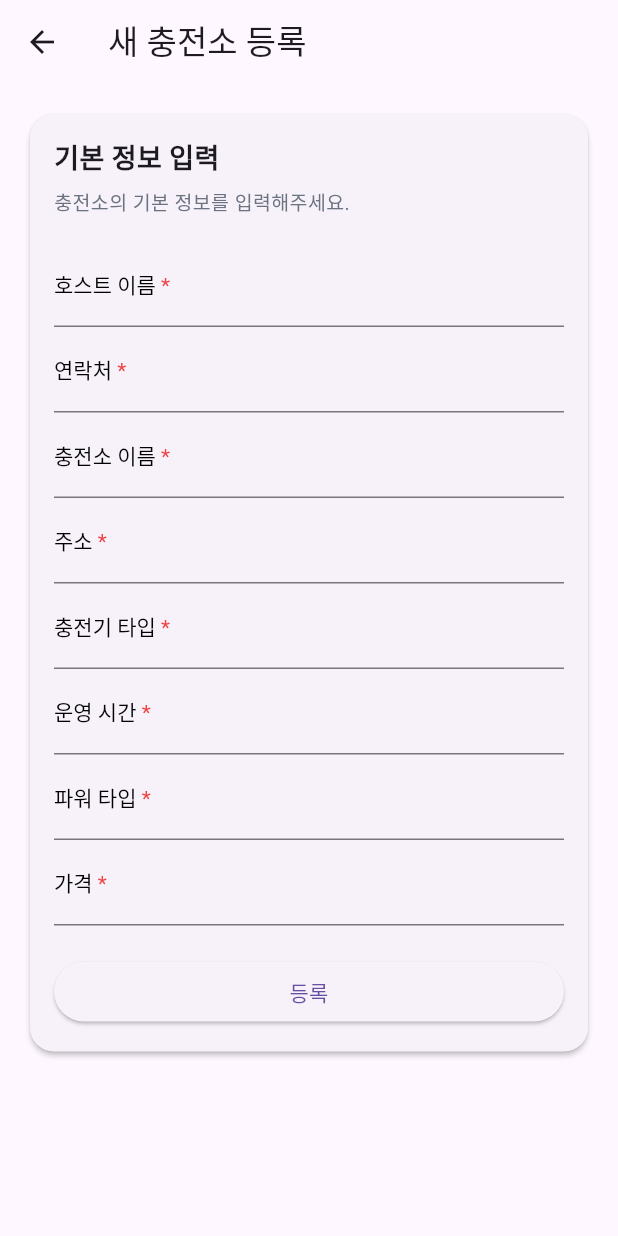
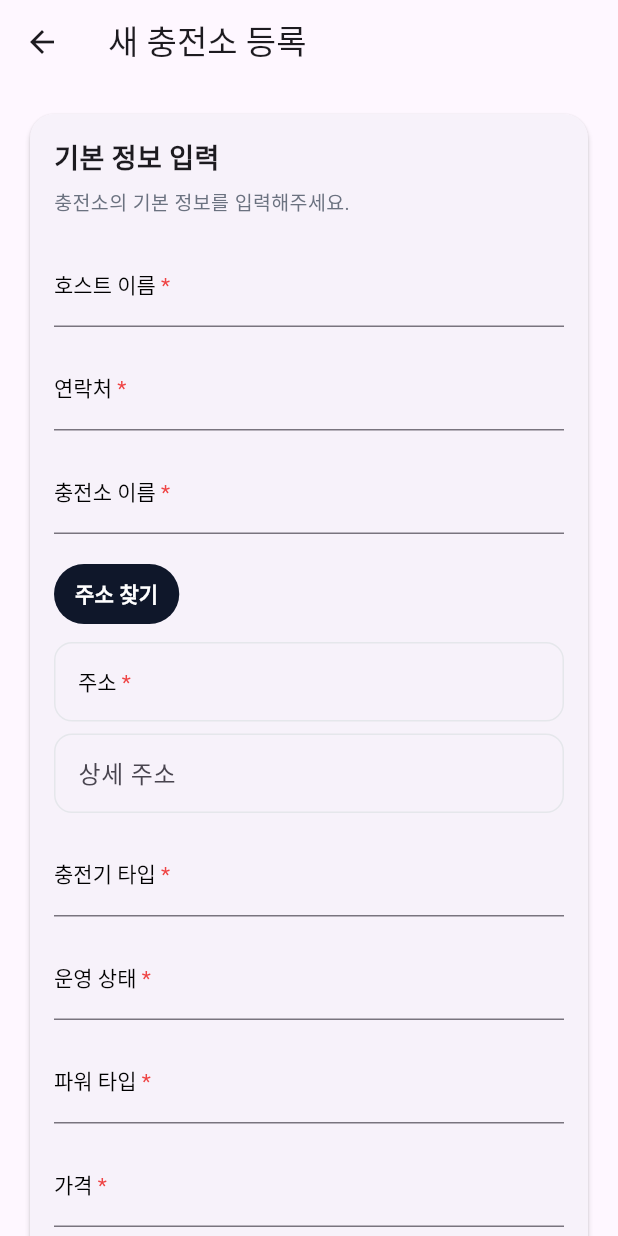
Before and after one commit to EVFinder/EVFinder_Front, a Flutter app: the RegisterChargeView screen opened by its route, on a phone screen of 412 x 824 dp. Run offline on Flutter 3.47's test engine with Material 3 defaults, Android fonts, the phone set to English and light mode, and no system bars; our stand-ins replace firebase_auth, firebase_core, geolocator, get, google_sign_in and 2 more; missing offline and left inert: dart:ffi, flutter_naver_map, flutter_sliding_box, kpostal; accounts and stored records are empty; network calls fail; Roboto replaces fonts that are missing (neo).

Commit message:
충전기 등록

```diff
--- a/lib/Controller/addCharge_controller.dart
+++ b/lib/Controller/addCharge_controller.dart
@@ -1,9 +1,34 @@
 import 'package:get/get.dart';
 import 'package:flutter/material.dart';
+import 'package:shared_preferences/shared_preferences.dart';
 
 class AddChargeController extends GetxController {
+  final hostchargeStation = <Map<String, dynamic>>[.obs;
+  RxBool isLoading = false.obs;
+  final uid = ''.obs;
+
+  @override
+  void onInit() {
+    super.onInit();
+    _loadUidAndCahrge();
+  }
+
+  Future<void> _loadUidAndCahrge() async {
+    final prefs = await SharedPreferences.getInstance();
+    uid.value = prefs.getString('uid') ?? '';
+    await loadHostCharge();
+  }
+
  @override
  void dispose() {
    super.dispose();
  }
+
+ Future<void> loadHostCharge() async {
+    isLoading.value = true;
+
+    try {
+      final ra
+    }
+ }
 }
--- a/lib/View/register_charge_view.dart
+++ b/lib/View/register_charge_view.dart
@@ -1,7 +1,7 @@
-import 'package:evfinder_front/Controller/register_charge_controller.dart';
 import 'package:flutter/material.dart';
 import 'package:get/get.dart';
 import '../Controller/register_charge_controller.dart';
+import 'package:kpostal/kpostal.dart';
 
 class RegisterChargeView extends GetView<RegisterChargeController> {
   const RegisterChargeView({super.key});
@@ -40,10 +40,11 @@ class RegisterChargeView extends GetView<RegisterChargeController> {
 
                     // 호스트 이름
                     TextFormField(
+                      controller: controller.hostnameController,
                       decoration: InputDecoration(
                         label: RichText(
                           text: const TextSpan(
-                            style: TextStyle(color: Colors.black), // 기본 라벨 스타일
+                            style: TextStyle(color: Colors.black),
                             children: [
                               TextSpan(text: '호스트 이름'),
                               TextSpan(text: ' *', style: TextStyle(color: Color(0xFFEF4444))),
@@ -53,12 +54,15 @@ class RegisterChargeView extends GetView<RegisterChargeController> {
                         hintText: "예: 홍길동",
                       ),
                     ),
+                    const SizedBox(height: 12),
+
                     // 연락처
                     TextFormField(
+                      controller: controller.phoneController,
                       decoration: InputDecoration(
                         label: RichText(
                           text: const TextSpan(
-                            style: TextStyle(color: Colors.black), // 기본 라벨 스타일
+                            style: TextStyle(color: Colors.black),
                             children: [
                               TextSpan(text: '연락처'),
                               TextSpan(text: ' *', style: TextStyle(color: Color(0xFFEF4444))),
@@ -68,13 +72,15 @@ class RegisterChargeView extends GetView<RegisterChargeController> {
                         hintText: "예: 010-1234-5678",
                       ),
                     ),
+                    const SizedBox(height: 12),
 
                     // 충전소 이름
                     TextFormField(
+                      controller: controller.chargeNameContrller,
                       decoration: InputDecoration(
                         label: RichText(
                           text: const TextSpan(
-                            style: TextStyle(color: Colors.black), // 기본 라벨 스타일
+                            style: TextStyle(color: Colors.black),
                             children: [
                               TextSpan(text: '충전소 이름'),
                               TextSpan(text: ' *', style: TextStyle(color: Color(0xFFEF4444))),
@@ -84,27 +90,80 @@ class RegisterChargeView extends GetView<RegisterChargeController> {
                         hintText: "예: 프리미엄 충전소",
                       ),
                     ),
+                    const SizedBox(height: 16),
 
+                    // 주소 섹션: 버튼 -> 주소 -> 상세주소
+                    Column(
+                      crossAxisAlignment: CrossAxisAlignment.start,
+                      children: [
+                        // 주소 찾기 버튼
+                        TextButton(
+                          onPressed: () {
+                            controller.openPostcode();
+                          },
+                          style: TextButton.styleFrom(
+                            foregroundColor: Colors.white,
+                            backgroundColor: const Color(0xFF0F172A),
+                            padding: const EdgeInsets.symmetric(horizontal: 14, vertical: 8),
+                            shape: const StadiumBorder(),
+                          ),
+                          child: const Text(
+                            '주소 찾기',
+                            style: TextStyle(fontWeight: FontWeight.w600),
+                          ),
+                        ),
+                        const SizedBox(height: 8),
+
+                        // 주소
                         TextFormField(
+                          controller: controller.addrController,
+                          readOnly: true,
                           decoration: InputDecoration(
                             label: RichText(
                               text: const TextSpan(
-                            style: TextStyle(color: Colors.black), // 기본 라벨 스타일
+                                style: TextStyle(color: Colors.black),
                                 children: [
                                   TextSpan(text: '주소'),
                                   TextSpan(text: ' *', style: TextStyle(color: Color(0xFFEF4444))),
                                 ],
                               ),
                             ),
-                        hintText: "예: 서울특별시 학동로 123-45",
+                            hintText: "예: 서울특별시 강남구 학동로 123-45",
+                            contentPadding: const EdgeInsets.symmetric(horizontal: 12, vertical: 14),
+                            border: OutlineInputBorder(borderRadius: BorderRadius.circular(12)),
+                            enabledBorder: OutlineInputBorder(
+                              borderRadius: BorderRadius.circular(12),
+                              borderSide: const BorderSide(color: Color(0xFFE5E7EB)),
                             ),
                           ),
+                        ),
+                        const SizedBox(height: 8),
 
+                        // 상세주소
                         TextFormField(
+                          controller: controller.detailaddrController,
+                          decoration: InputDecoration(
+                            labelText: "상세 주소",
+                            hintText: "예: 지하1층, B5동 주차장",
+                            contentPadding: const EdgeInsets.symmetric(horizontal: 12, vertical: 14),
+                            border: OutlineInputBorder(borderRadius: BorderRadius.circular(12)),
+                            enabledBorder: OutlineInputBorder(
+                              borderRadius: BorderRadius.circular(12),
+                              borderSide: const BorderSide(color: Color(0xFFE5E7EB)),
+                            ),
+                          ),
+                        ),
+                      ],
+                    ),
+                    const SizedBox(height: 12),
+
+                    // 충전기 타입
+                    TextFormField(
+                      controller: controller.chargeTypeController,
                       decoration: InputDecoration(
                         label: RichText(
                           text: const TextSpan(
-                            style: TextStyle(color: Colors.black), // 기본 라벨 스타일
+                            style: TextStyle(color: Colors.black),
                             children: [
                               TextSpan(text: '충전기 타입'),
                               TextSpan(text: ' *', style: TextStyle(color: Color(0xFFEF4444))),
@@ -114,29 +173,33 @@ class RegisterChargeView extends GetView<RegisterChargeController> {
                         hintText: "예: 완속",
                       ),
                     ),
+                    const SizedBox(height: 12),
 
-                    // 운영 시간 (시작~종료)
+                    // 운영 상태
                     TextFormField(
+                      controller: controller.statController,
                       decoration: InputDecoration(
                         label: RichText(
                           text: const TextSpan(
-                            style: TextStyle(color: Colors.black), // 기본 라벨 스타일
+                            style: TextStyle(color: Colors.black),
                             children: [
-                              TextSpan(text: '운영 시간'),
+                              TextSpan(text: '운영 상태'),
                               TextSpan(text: ' *', style: TextStyle(color: Color(0xFFEF4444))),
                             ],
                           ),
                         ),
-                        hintText: "예: 09:00-22:00",
+                        hintText: "예: 사용 가능",
                       ),
                     ),
+                    const SizedBox(height: 12),
 
                     // 파워 타입
                     TextFormField(
+                      controller: controller.powerController,
                       decoration: InputDecoration(
                         label: RichText(
                           text: const TextSpan(
-                            style: TextStyle(color: Colors.black), // 기본 라벨 스타일
+                            style: TextStyle(color: Colors.black),
                             children: [
                               TextSpan(text: '파워 타입'),
                               TextSpan(text: ' *', style: TextStyle(color: Color(0xFFEF4444))),
@@ -146,13 +209,15 @@ class RegisterChargeView extends GetView<RegisterChargeController> {
                         hintText: "예: 50kW",
                       ),
                     ),
+                    const SizedBox(height: 12),
 
                     // 가격
                     TextFormField(
+                      controller: controller.priceContoller,
                       decoration: InputDecoration(
                         label: RichText(
                           text: const TextSpan(
-                            style: TextStyle(color: Colors.black), // 기본 라벨 스타일
+                            style: TextStyle(color: Colors.black),
                             children: [
                               TextSpan(text: '가격'),
                               TextSpan(text: ' *', style: TextStyle(color: Color(0xFFEF4444))),
@@ -168,7 +233,7 @@ class RegisterChargeView extends GetView<RegisterChargeController> {
                       width: double.infinity,
                       child: ElevatedButton(
                         onPressed: () {
-                          //등록 구현해야 함
+                          controller.register(context);
                         },
                         child: const Text("등록"),
                       ),
```
Also changed, not shown: lib/Controller/register_charge_controller.dart (+78 -1 lines), lib/View/Widget/charger_detail_card.dart (+16 -0 lines). Lines whose indentation alone changed are shown as unchanged.
